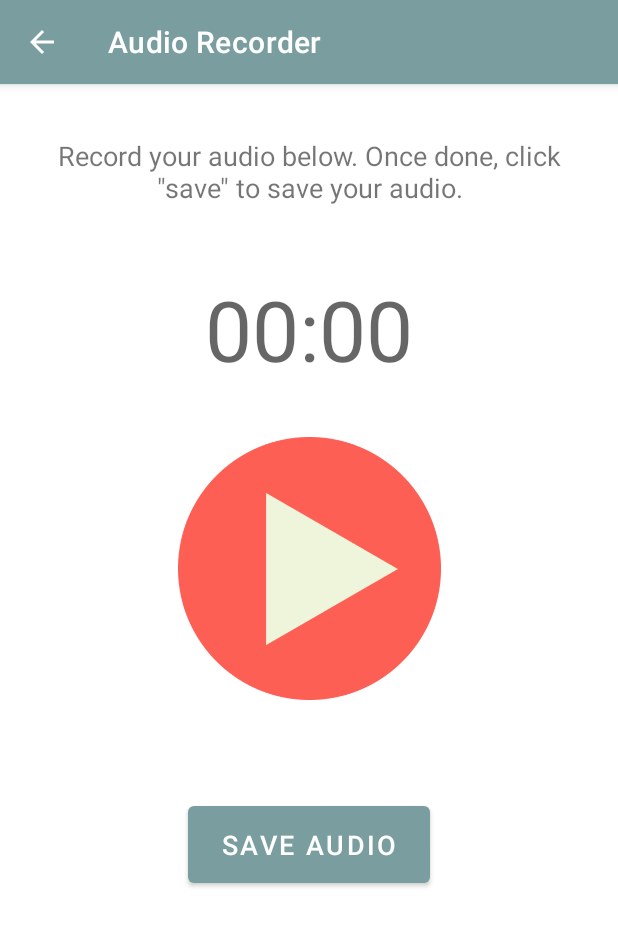
After one commit to tarkowskialyssa/Audio-Recorder, an Android app: the RecordActivity screen opened directly, with no data from a screen before it, on a phone screen of 412 x 824 dp. The commit adds this screen. Shown: the top 926 px of the screen. Run offline under Robolectric (Android 15) with nearby library versions, the phone set to English and light mode, and no system bars.

Commit message:
UI created

```diff
--- a/app/src/main/AndroidManifest.xml
+++ b/app/src/main/AndroidManifest.xml
@@ -1,6 +1,6 @@
 <?xml version="1.0" encoding="utf-8"?>
 <manifest xmlns:android="http://schemas.android.com/apk/res/android"
-    package="com.zybooks.audiorecorder">
+    package="com.zybooks.audiorecorder" >
 
     <application
         android:allowBackup="true"
@@ -8,10 +8,13 @@
         android:label="@string/app_name"
         android:roundIcon="@mipmap/ic_launcher_round"
         android:supportsRtl="true"
-        android:theme="@style/Theme.AudioRecorder">
+        android:theme="@style/Theme.AudioRecorder" >
+        <activity
+            android:name=".RecordActivity"
+            android:parentActivityName=".MainActivity" />
         <activity
             android:name=".MainActivity"
-            android:exported="true">
+            android:exported="true" >
             <intent-filter>
                 <action android:name="android.intent.action.MAIN" />
 
--- a/app/src/main/java/com/zybooks/audiorecorder/MainActivity.java
+++ b/app/src/main/java/com/zybooks/audiorecorder/MainActivity.java
@@ -2,7 +2,9 @@ package com.zybooks.audiorecorder;
 
 import androidx.appcompat.app.AppCompatActivity;
 
+import android.content.Intent;
 import android.os.Bundle;
+import android.view.View;
 
 public class MainActivity extends AppCompatActivity {
 
@@ -11,4 +13,9 @@ public class MainActivity extends AppCompatActivity {
         super.onCreate(savedInstanceState);
         setContentView(R.layout.activity_main);
     }
+
+    public void onNewClick (View view) {
+        Intent intent = new Intent(this, RecordActivity.class);
+        startActivity(intent);
+    }
 }
--- /dev/null
+++ b/app/src/main/java/com/zybooks/audiorecorder/RecordActivity.java
@@ -0,0 +1,13 @@
+package com.zybooks.audiorecorder;
+
+import androidx.appcompat.app.AppCompatActivity;
+import android.os.Bundle;
+
+public class RecordActivity extends AppCompatActivity {
+
+    @Override
+    protected void onCreate(Bundle savedInstanceState) {
+        super.onCreate(savedInstanceState);
+        setContentView(R.layout.activity_record);
+    }
+}
--- a/app/src/main/res/layout/activity_main.xml
+++ b/app/src/main/res/layout/activity_main.xml
@@ -20,7 +20,9 @@
         android:layout_width="145dp"
         android:layout_height="59dp"
         android:layout_marginTop="36dp"
+        android:onClick="onNewClick"
         android:text="New Audio"
+        android:textSize="18sp"
         app:cornerRadius="5dp"
         app:layout_constraintEnd_toEndOf="parent"
         app:layout_constraintStart_toStartOf="parent"
--- /dev/null
+++ b/app/src/main/res/layout/activity_record.xml
@@ -0,0 +1,56 @@
+<?xml version="1.0" encoding="utf-8"?>
+<androidx.constraintlayout.widget.ConstraintLayout xmlns:android="http://schemas.android.com/apk/res/android"
+    xmlns:app="http://schemas.android.com/apk/res-auto"
+    xmlns:tools="http://schemas.android.com/tools"
+    android:layout_width="match_parent"
+    android:layout_height="match_parent"
+    tools:context=".RecordActivity">
+
+  <TextView
+      android:id="@+id/textView"
+      android:layout_width="342dp"
+      android:layout_height="63dp"
+      android:layout_marginTop="35dp"
+      android:text='Record your audio below. Once done, click "save" to save your audio.'
+      android:textAlignment="center"
+      android:textSize="18sp"
+      app:layout_constraintEnd_toEndOf="parent"
+      app:layout_constraintHorizontal_bias="0.5"
+      app:layout_constraintStart_toStartOf="parent"
+      app:layout_constraintTop_toTopOf="parent" />
+
+  <TextView
+      android:id="@+id/timerText"
+      android:layout_width="wrap_content"
+      android:layout_height="wrap_content"
+      android:layout_marginTop="126dp"
+      android:text="00:00"
+      android:textAppearance="@style/TextAppearance.AppCompat.Display3"
+      app:layout_constraintEnd_toEndOf="parent"
+      app:layout_constraintHorizontal_bias="0.5"
+      app:layout_constraintStart_toStartOf="parent"
+      app:layout_constraintTop_toTopOf="parent" />
+
+  <ImageView
+      android:id="@+id/imageView"
+      android:layout_width="223dp"
+      android:layout_height="175dp"
+      android:layout_marginTop="235dp"
+      app:layout_constraintEnd_toEndOf="parent"
+      app:layout_constraintHorizontal_bias="0.5"
+      app:layout_constraintStart_toStartOf="parent"
+      app:layout_constraintTop_toTopOf="parent"
+      app:srcCompat="@drawable/play" />
+
+  <Button
+      android:id="@+id/saveButton"
+      android:layout_width="161dp"
+      android:layout_height="63dp"
+      android:layout_marginTop="475dp"
+      android:text="Save Audio"
+      android:textSize="18sp"
+      app:layout_constraintEnd_toEndOf="parent"
+      app:layout_constraintHorizontal_bias="0.5"
+      app:layout_constraintStart_toStartOf="parent"
+      app:layout_constraintTop_toTopOf="parent" />
+</androidx.constraintlayout.widget.ConstraintLayout>
--- a/app/src/main/res/values/themes.xml
+++ b/app/src/main/res/values/themes.xml
@@ -8,7 +8,7 @@
         <!-- Secondary brand color. -->
         <item name="colorSecondary">@color/red</item>
         <item name="colorSecondaryVariant">@color/red</item>
-        <item name="colorOnSecondary">@color/white</item>
+        <item name="colorOnSecondary">@color/beige</item>
         <!-- Status bar color. -->
         <item name="android:statusBarColor" tools:targetApi="l">?attr/colorPrimaryVariant</item>
         <!-- Customize your theme here. -->
```
Also changed, not shown: app/src/main/res/drawable-v24/play.png (added), app/src/main/res/drawable-v24/stop.png (added).
